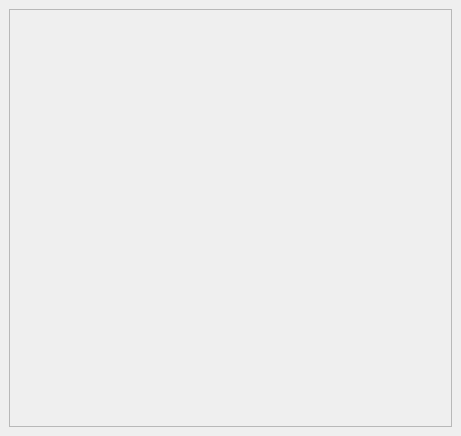
This is ui/clipconfig.ui in jonasstein/clip as Qt 5 draws it before an edit. The edited form follows.
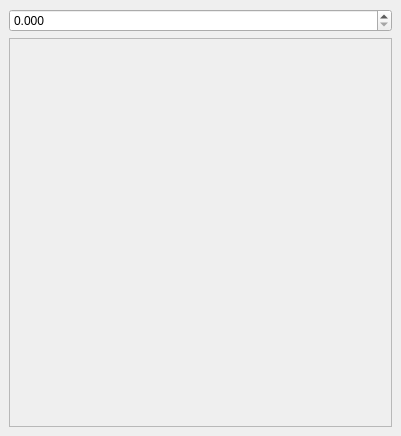
This is the edited form.

Commit message: ZoneMarker Width now configurable Concept for storing default of Laueplaneprojector

```diff
--- a/ui/clipconfig.ui
+++ b/ui/clipconfig.ui
@@ -6,7 +6,7 @@
    <rect>
     <x>0</x>
     <y>0</y>
-    <width>461</width>
+    <width>401</width>
     <height>436</height>
    </rect>
   </property>
@@ -15,7 +15,7 @@
   </property>
   <widget class="QWidget" name="centralwidget">
    <layout class="QGridLayout" name="gridLayout">
-    <item row="0" column="0">
+    <item row="1" column="0">
      <widget class="QScrollArea" name="scrollArea">
       <property name="widgetResizable">
        <bool>true</bool>
@@ -25,13 +25,26 @@
         <rect>
          <x>0</x>
          <y>0</y>
-         <width>441</width>
-         <height>395</height>
+         <width>381</width>
+         <height>369</height>
         </rect>
        </property>
       </widget>
      </widget>
     </item>
+    <item row="0" column="0">
+     <widget class="QDoubleSpinBox" name="zoneMarkerWidth">
+      <property name="decimals">
+       <number>3</number>
+      </property>
+      <property name="maximum">
+       <double>5.000000000000000</double>
+      </property>
+      <property name="singleStep">
+       <double>0.100000000000000</double>
+      </property>
+     </widget>
+    </item>
    </layout>
   </widget>
   <widget class="QMenuBar" name="menubar">
```
Left out of the diff: 2 changed lines with no effect on the pictures. The commit also changes 11 other files.
